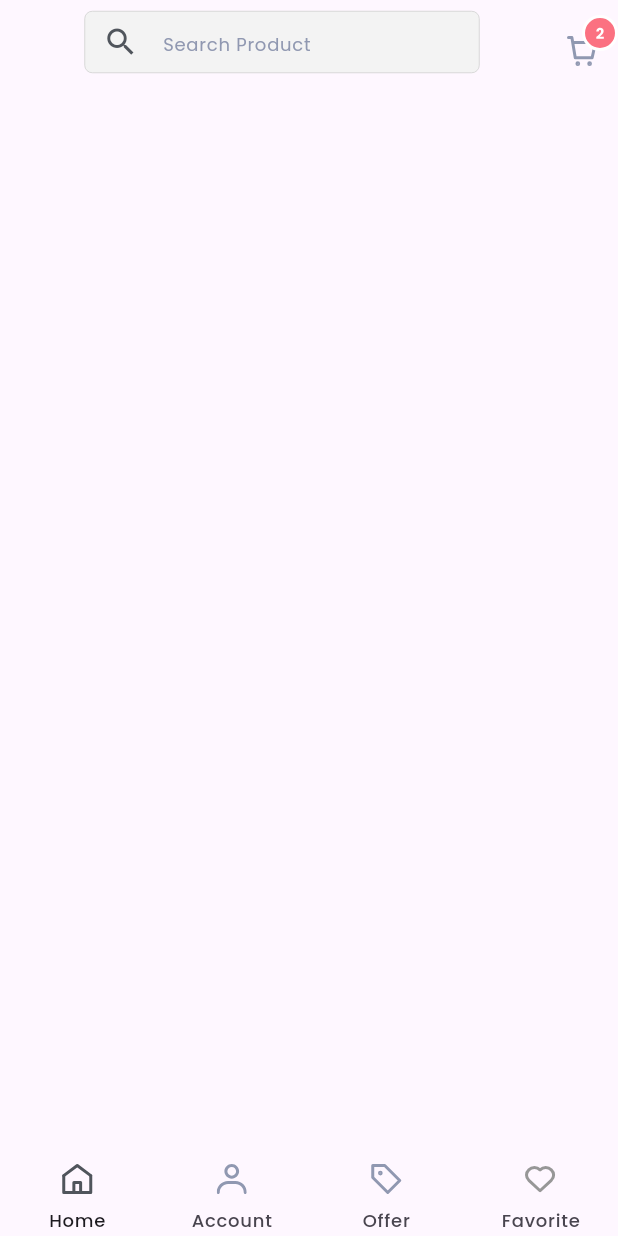
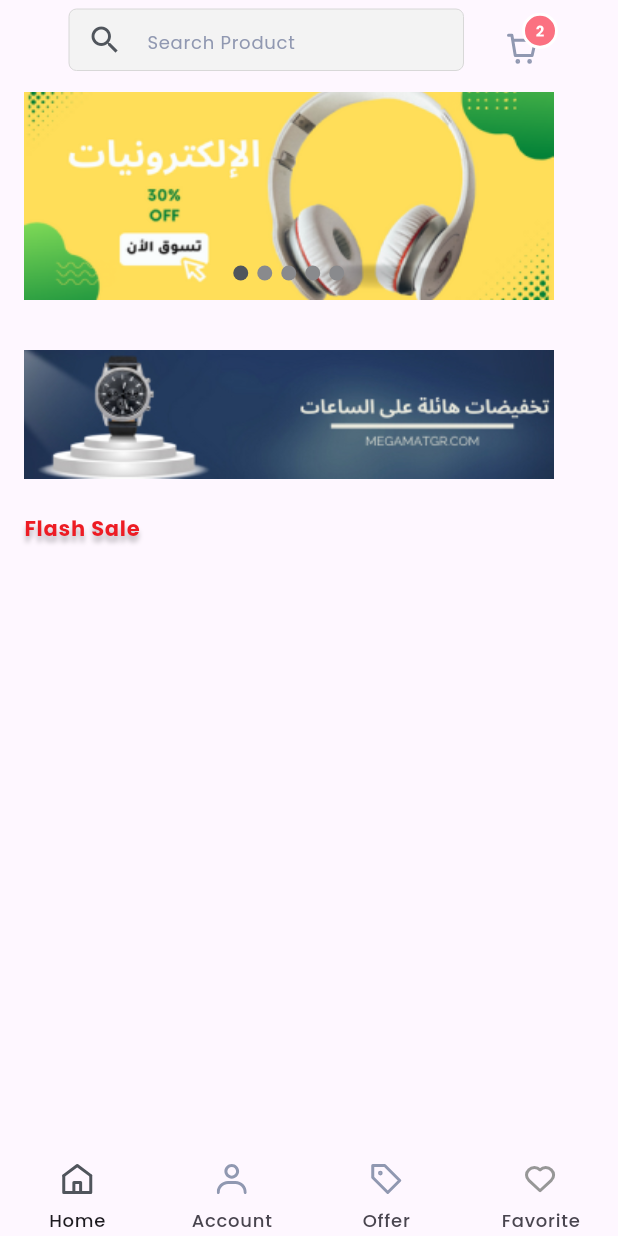
Before and after one commit to karim242/Mega-Store, a Flutter app: the screen it shows after launch, on a phone screen of 412 x 824 dp. Run offline on Flutter 3.47's test engine with Material 3 defaults, Android fonts, the phone set to English and light mode, and no system bars; drawn by our look-alikes of card_swiper; our stand-ins replace flutter_svg.

Commit message:
home falsh sale

```diff
--- a/lib/feature/home/view/home_view.dart
+++ b/lib/feature/home/view/home_view.dart
@@ -1,6 +1,7 @@
 import 'package:flutter/material.dart';
-import 'package:flutter_svg/flutter_svg.dart';
-import 'package:technomasr_tasks/feature/home/widgets/appbar_text_field.dart';
+import 'package:technomasr_tasks/feature/home/widgets/banners_image.dart';
+import 'package:technomasr_tasks/feature/home/widgets/home_appbar_row.dart';
+import 'package:technomasr_tasks/utils/app_fonts.dart';
 import 'package:technomasr_tasks/utils/app_image.dart';
 
 class HomeView extends StatelessWidget {
@@ -8,14 +9,59 @@ class HomeView extends StatelessWidget {
 
   @override
   Widget build(BuildContext context) {
-    return  Scaffold(
-      appBar: AppBar(
-        title: const Align(alignment: Alignment.center, child:  AppBarTextField()),
-        actions: [
-         SvgPicture.asset( Assets.imagesCart),
-        ],
+    return Scaffold(
+      body: SafeArea(
+        child: SingleChildScrollView(
+          child: Padding(
+            padding: const EdgeInsets.symmetric(
+              horizontal: 16.0,
+            ),
+            child: Column(
+              crossAxisAlignment: CrossAxisAlignment.start,
+              children: [
+              const SizedBox(
+                height: 6,
+              ),
+              const HomeAppBarRow(),
+              const SizedBox(
+                height: 14,
+              ),
+              const BannersImage(),
+              const SizedBox(
+                height: 14,
+              ),
+              /////////////////////// ///for the Category
+              const SizedBox(
+                height: 19,
+              ),
+              Image.asset(
+                Assets.imagesSecond,
+                fit: BoxFit.fill,
+                 height: 86,
+              width: 353,
+              ),
+               const SizedBox(
+                height: 23,
+              ),
+              Text('Flash Sale',
+                style: AppFonts.textStyle14().copyWith(
+                  color: const Color(0xffED1C24),
+                  fontWeight: FontWeight.w700,
+
+                   shadows: [
+                Shadow(
+                  offset: const Offset(0.0,4),
+                  blurRadius: 4,
+                  color: Colors.black.withOpacity(0.25),
+                ),
+
+              ],
+                ),),
+
+            ]),
+          ),
+        ),
       ),
-
     );
   }
 }
--- /dev/null
+++ b/lib/feature/home/widgets/banners_image.dart
@@ -0,0 +1,40 @@
+import 'package:card_swiper/card_swiper.dart';
+import 'package:flutter/material.dart';
+import 'package:flutter_svg/svg.dart';
+import 'package:technomasr_tasks/utils/app_image.dart';
+
+class BannersImage extends StatelessWidget {
+  const BannersImage({super.key});
+  static List<String> bannersImage = [
+        Assets.imagesFirst,
+    Assets.imagesFirst,
+    Assets.imagesFirst,
+    Assets.imagesFirst,
+    Assets.imagesFirst,
+
+
+  ];
+  @override
+  Widget build(BuildContext context) {
+    return     SizedBox(
+                height: 139,
+                width: 353,
+                child: Swiper(
+                 //autoplay: true,
+                  itemBuilder: (BuildContext context, int index) {
+                    return Image.asset(
+                      bannersImage[index],
+                      fit: BoxFit.fill,
+                    );
+                  },
+                  itemCount: bannersImage.length,
+                  pagination: const SwiperPagination(
+                      alignment: Alignment.bottomCenter,
+                      builder: DotSwiperPaginationBuilder(
+                        color: Color(0xFF898A8D),
+                        activeColor: Color(0xff50555C),
+                      )),
+                ),
+              );
+  }
+}
--- /dev/null
+++ b/lib/feature/home/widgets/home_appbar_row.dart
@@ -0,0 +1,28 @@
+
+import 'package:flutter/material.dart';
+import 'package:flutter_svg/svg.dart';
+import 'package:technomasr_tasks/feature/home/widgets/appbar_text_field.dart';
+import 'package:technomasr_tasks/utils/app_image.dart';
+
+class HomeAppBarRow extends StatelessWidget {
+  const HomeAppBarRow({
+    super.key,
+  });
+
+  @override
+  Widget build(BuildContext context) {
+    return Row(
+      children: [
+        const Padding(
+          padding: EdgeInsets.only(left: 30),
+          child: AppBarTextField(),
+        ),
+        const SizedBox(
+          width: 27,
+        ),
+        SvgPicture.asset(Assets.imagesCart),
+
+      ],
+    );
+  }
+}
--- a/lib/main.dart
+++ b/lib/main.dart
@@ -12,6 +12,7 @@ class MyApp extends StatelessWidget {
   @override
   Widget build(BuildContext context) {
     return MaterialApp(
+      debugShowMaterialGrid: false,
         theme: ThemeData(
           fontFamily: 'Poppins',
         ),
--- a/lib/utils/app_image.dart
+++ b/lib/utils/app_image.dart
@@ -42,8 +42,8 @@ class Assets {
 
   /// Assets for imagesHeadPhoneImg
   /// assets/images/headPhoneImg.svg
-  static const String imagesHeadPhoneImg = "assets/images/headPhoneImg.svg";
-
+ static const String imagesFirst = "assets/images/first.png";
+  static const String imagesSecond = "assets/images/second.jpg";
   /// Assets for imagesJamesPhoto
   /// assets/images/jamesPhoto.svg
   static const String imagesJamesPhoto = "assets/images/jamesPhoto.svg";
--- /dev/null
+++ b/lib/utils/widgets/custom_product_col.dart
@@ -0,0 +1,17 @@
+import 'package:flutter/material.dart';
+import 'package:flutter_svg/svg.dart';
+import 'package:technomasr_tasks/utils/app_image.dart';
+
+class CustomProductCol extends StatelessWidget {
+  const CustomProductCol({super.key});
+
+  @override
+  Widget build(BuildContext context) {
+    return  Column(
+      children: [
+        SvgPicture.asset(Assets.imagesFsImage1),
+
+      ],
+    );
+  }
+}
```
Also changed, not shown: pubspec.yaml (+1 -6 lines), assets/images/first.png (added), assets/images/second.jpg (added), pubspec.lock.
